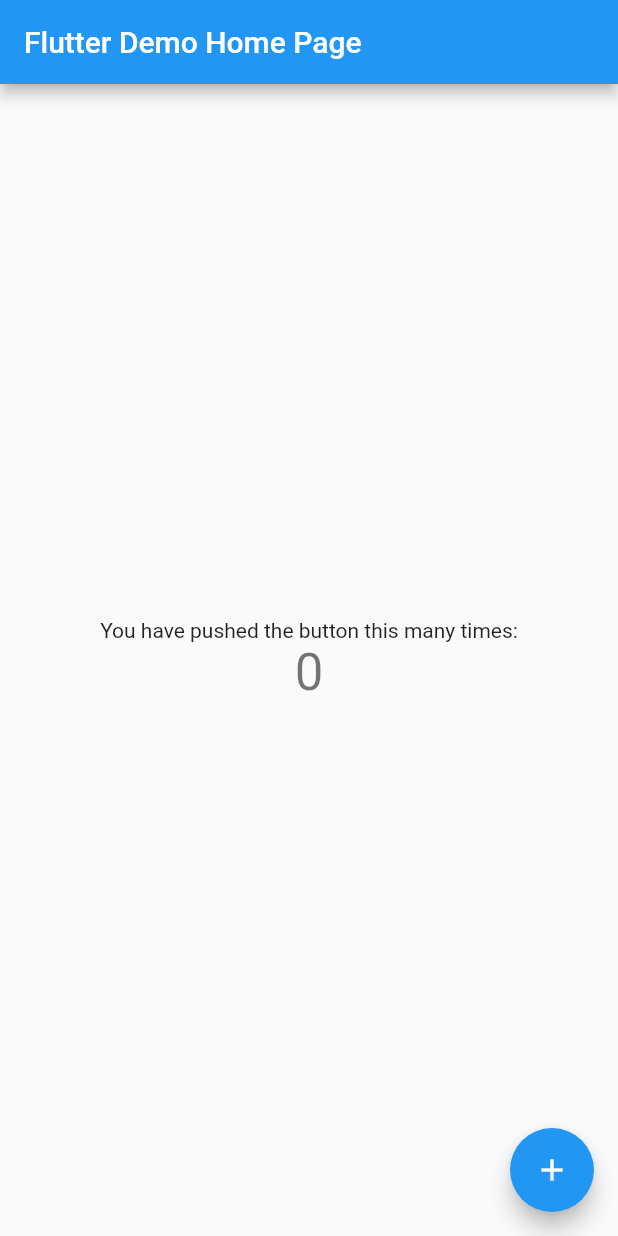
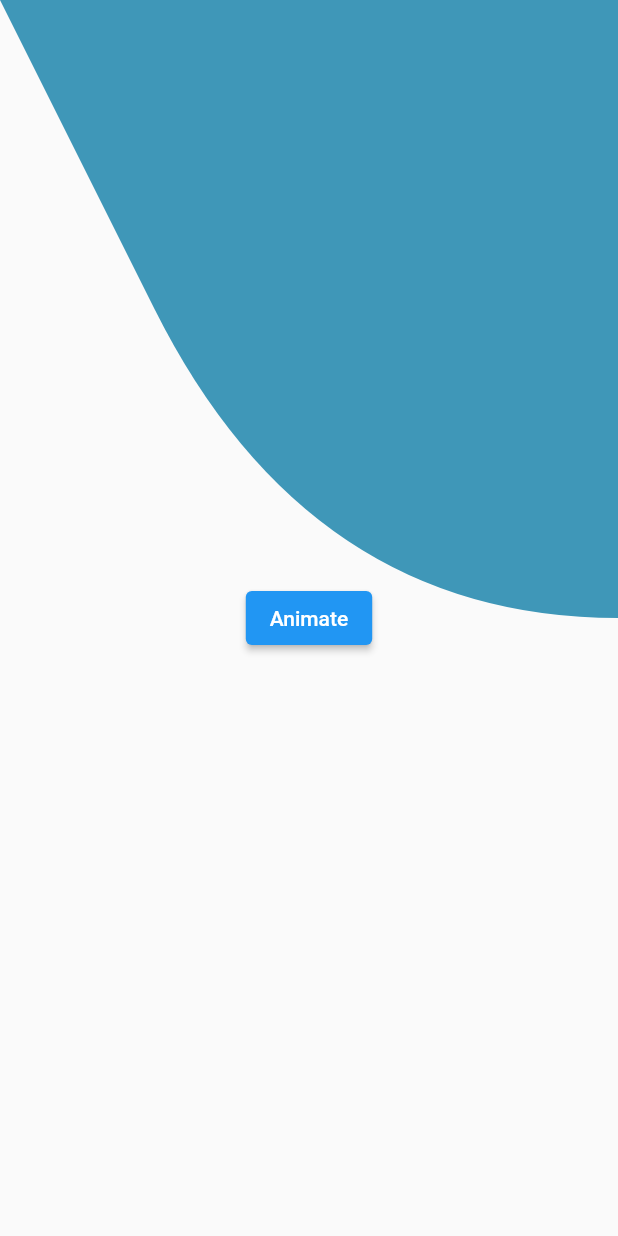
Before and after one commit to TariqHattab/Login_UI_Animation, a Flutter app: the screen it shows after launch, on a phone screen of 412 x 824 dp. Run offline on Flutter 3.47's test engine with Material 2 defaults, Android fonts, the phone set to English and light mode, and no system bars.

Commit message:
first part

```diff
--- /dev/null
+++ b/lib/background_painter.dart
@@ -0,0 +1,138 @@
+import 'dart:math';
+import 'dart:ui';
+
+import 'package:custom_animations_playground/pallet.dart';
+import 'package:flutter/material.dart';
+import 'package:flutter/rendering.dart';
+
+class TestPainter extends CustomPainter {
+  TestPainter({required Animation<double> animation})
+      : tempAnim = animation,
+        deepBluePaint = Paint()
+          ..color = Pallet.deepBlue
+          ..style = PaintingStyle.fill,
+        greyPaint = Paint()
+          ..color = Pallet.lightBlue
+          ..style = PaintingStyle.fill,
+        orangePaint = Paint()
+          ..color = Pallet.orange
+          ..style = PaintingStyle.fill,
+        liquidAnim = CurvedAnimation(
+            parent: animation,
+            curve: Curves.elasticOut,
+            reverseCurve: Curves.easeInBack),
+        blueAnim = CurvedAnimation(
+            parent: animation,
+            curve: const SpringCurve(),
+            reverseCurve: Curves.easeInCirc),
+        orangeAnim = CurvedAnimation(
+            parent: animation,
+            curve: const Interval(0, .7,
+                curve: Interval(0, .8, curve: SpringCurve())),
+            reverseCurve: Curves.linear),
+        greyAnim = CurvedAnimation(
+            parent: animation,
+            curve: const Interval(0, .8,
+                curve: Interval(0, .9, curve: SpringCurve())),
+            reverseCurve: Curves.easeInCirc)
+
+        //passing the animation view of the cotroller
+        // so the custom repaint can rebuild on each update
+        // ;
+        ,
+        super(repaint: animation);
+  final Animation<double> tempAnim;
+  final Animation<double> liquidAnim;
+  final Animation<double> blueAnim;
+  final Animation<double> greyAnim;
+  final Animation<double> orangeAnim;
+
+  final Paint deepBluePaint;
+  final Paint greyPaint;
+  final Paint orangePaint;
+
+  @override
+  void paint(Canvas canvas, Size size) {
+    print('painting');
+    // canvas.drawPaint(Paint()..color = Colors.red);
+    _paintBlue(canvas, size);
+  }
+
+  _paintBlue(Canvas canvas, Size size) {
+    var path = Path();
+    path.moveTo(size.width, size.height / 2);
+    path.lineTo(size.width, 0);
+    path.lineTo(0, 0);
+    path.lineTo(
+      0,
+      // 0,
+      lerpDouble(0, size.height, blueAnim.value) ?? 0,
+    );
+    print('blueAnim.value =${blueAnim.value}');
+    print('tempAnim.value =${tempAnim.value}');
+    // path.quadraticBezierTo(
+    //     size.width * 4.9 / 5, 0, size.width, size.height / 2);
+    var a = size.width / 2;
+    var b = size.width;
+    var t = blueAnim.value;
+
+    _addPointsToPath(path, [
+      Point(
+        lerpDouble(0, size.width / 2, blueAnim.value) ?? 0,
+        lerpDouble(0, size.height, blueAnim.value) ?? 0,
+      ),
+      Point(size.width / 2, size.height / 2),
+      Point(size.width, size.height / 2),
+    ]);
+
+    canvas.drawPath(path, greyPaint);
+  }
+
+  void _addPointsToPath(Path path, List<Point> points) {
+    if (points.length < 3) {
+      throw UnsupportedError('Need three or more points to create a path.');
+    }
+
+    for (var i = 0; i < points.length - 2; i++) {
+      final xc = (points[i].x + points[i + 1].x) / 2;
+      final yc = (points[i].y + points[i + 1].y) / 2;
+      path.quadraticBezierTo(points[i].x, points[i].y, xc, yc);
+    }
+
+    // connect the last two points
+    path.quadraticBezierTo(
+        points[points.length - 2].x,
+        points[points.length - 2].y,
+        points[points.length - 1].x,
+        points[points.length - 1].y);
+  }
+
+  @override
+  bool shouldRepaint(covariant CustomPainter oldDelegate) {
+    return true;
+  }
+}
+
+class Point {
+  final double x;
+  final double y;
+
+  Point(this.x, this.y);
+}
+
+//for how to make this watch this video
+//  https://www.youtube.com/watch?v=qnnlGcZ8vaQ&ab_channel=FunwithFlutter
+/// Custom curve to give gooey spring effect
+class SpringCurve extends Curve {
+  const SpringCurve({
+    this.a = 0.15,
+    this.w = 19.4,
+  });
+  final double a;
+  final double w;
+
+  @override
+  double transformInternal(double t) {
+    return (-(pow(e, -t / a) * cos(t * w)) + 1).toDouble();
+  }
+}
--- /dev/null
+++ b/lib/first_animation_page.dart
@@ -0,0 +1,52 @@
+import 'package:custom_animations_playground/background_painter.dart';
+import 'package:flutter/material.dart';
+
+class FirstPage extends StatefulWidget {
+  const FirstPage({Key? key}) : super(key: key);
+
+  @override
+  State<FirstPage> createState() => _FirstPageState();
+}
+
+class _FirstPageState extends State<FirstPage>
+    with SingleTickerProviderStateMixin {
+  late AnimationController _animationController;
+
+  @override
+  void initState() {
+    super.initState();
+    _animationController = AnimationController(
+        vsync: this, duration: const Duration(milliseconds: 2290));
+  }
+
+  @override
+  Widget build(BuildContext context) {
+    print('rebuilt');
+    return Scaffold(
+      // appBar: AppBar(
+      //   title: const Text('custom paint1'),
+      // ),
+      body: SafeArea(
+        child: Stack(
+          children: [
+            SizedBox.expand(
+              child: CustomPaint(
+                painter: TestPainter(animation: _animationController.view),
+                child: Container(
+                  height: 100,
+                  width: 100,
+                ),
+              ),
+            ),
+            Center(
+              child: ElevatedButton(
+                child: Text('Animate'),
+                onPressed: () => _animationController.forward(from: 0),
+              ),
+            )
+          ],
+        ),
+      ),
+    );
+  }
+}
--- a/lib/main.dart
+++ b/lib/main.dart
@@ -1,3 +1,4 @@
+import 'package:custom_animations_playground/first_animation_page.dart';
 import 'package:flutter/material.dart';
 
 void main() {
@@ -7,109 +8,15 @@
 class MyApp extends StatelessWidget {
   const MyApp({Key? key}) : super(key: key);
 
-  // This widget is the root of your application.
   @override
   Widget build(BuildContext context) {
     return MaterialApp(
       title: 'Flutter Demo',
       theme: ThemeData(
-        // This is the theme of your application.
-        //
-        // Try running your application with "flutter run". You'll see the
-        // application has a blue toolbar. Then, without quitting the app, try
-        // changing the primarySwatch below to Colors.green and then invoke
-        // "hot reload" (press "r" in the console where you ran "flutter run",
-        // or simply save your changes to "hot reload" in a Flutter IDE).
-        // Notice that the counter didn't reset back to zero; the application
-        // is not restarted.
         primarySwatch: Colors.blue,
       ),
-      home: const MyHomePage(title: 'Flutter Demo Home Page'),
+      debugShowCheckedModeBanner: false,
+      home: FirstPage(),
     );
   }
 }
-
-class MyHomePage extends StatefulWidget {
-  const MyHomePage({Key? key, required this.title}) : super(key: key);
-
-  // This widget is the home page of your application. It is stateful, meaning
-  // that it has a State object (defined below) that contains fields that affect
-  // how it looks.
-
-  // This class is the configuration for the state. It holds the values (in this
-  // case the title) provided by the parent (in this case the App widget) and
-  // used by the build method of the State. Fields in a Widget subclass are
-  // always marked "final".
-
-  final String title;
-
-  @override
-  State<MyHomePage> createState() => _MyHomePageState();
-}
-
-class _MyHomePageState extends State<MyHomePage> {
-  int _counter = 0;
-
-  void _incrementCounter() {
-    setState(() {
-      // This call to setState tells the Flutter framework that something has
-      // changed in this State, which causes it to rerun the build method below
-      // so that the display can reflect the updated values. If we changed
-      // _counter without calling setState(), then the build method would not be
-      // called again, and so nothing would appear to happen.
-      _counter++;
-    });
-  }
-
-  @override
-  Widget build(BuildContext context) {
-    // This method is rerun every time setState is called, for instance as done
-    // by the _incrementCounter method above.
-    //
-    // The Flutter framework has been optimized to make rerunning build methods
-    // fast, so that you can just rebuild anything that needs updating rather
-    // than having to individually change instances of widgets.
-    return Scaffold(
-      appBar: AppBar(
-        // Here we take the value from the MyHomePage object that was created by
-        // the App.build method, and use it to set our appbar title.
-        title: Text(widget.title),
-      ),
-      body: Center(
-        // Center is a layout widget. It takes a single child and positions it
-        // in the middle of the parent.
-        child: Column(
-          // Column is also a layout widget. It takes a list of children and
-          // arranges them vertically. By default, it sizes itself to fit its
-          // children horizontally, and tries to be as tall as its parent.
-          //
-          // Invoke "debug painting" (press "p" in the console, choose the
-          // "Toggle Debug Paint" action from the Flutter Inspector in Android
-          // Studio, or the "Toggle Debug Paint" command in Visual Studio Code)
-          // to see the wireframe for each widget.
-          //
-          // Column has various properties to control how it sizes itself and
-          // how it positions its children. Here we use mainAxisAlignment to
-          // center the children vertically; the main axis here is the vertical
-          // axis because Columns are vertical (the cross axis would be
-          // horizontal).
-          mainAxisAlignment: MainAxisAlignment.center,
-          children: <Widget>[
-            const Text(
-              'You have pushed the button this many times:',
-            ),
-            Text(
-              '$_counter',
-              style: Theme.of(context).textTheme.headline4,
-            ),
-          ],
-        ),
-      ),
-      floatingActionButton: FloatingActionButton(
-        onPressed: _incrementCounter,
-        tooltip: 'Increment',
-        child: const Icon(Icons.add),
-      ), // This trailing comma makes auto-formatting nicer for build methods.
-    );
-  }
-}
--- /dev/null
+++ b/lib/pallet.dart
@@ -0,0 +1,10 @@
+import 'package:flutter/cupertino.dart';
+
+class Pallet {
+  Pallet._();
+
+  static Color orange = const Color(0xFFFFA624);
+  static Color deepBlue = const Color(0xFF062B35);
+  static Color lightBlue = const Color(0xFF3F97B8);
+  static Color lightGrey = const Color(0xFFCBCBCB);
+}
```
